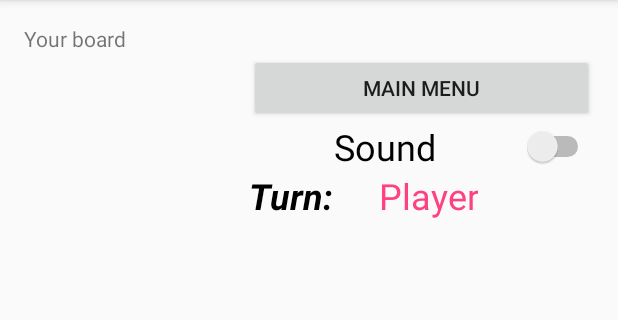
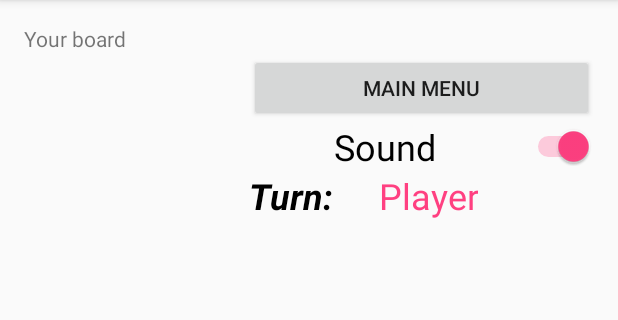
Before and after one commit to MichaelsPlayground/Java-Android-Battleship-Org, an Android app: the GameActivity screen opened directly, with no data from a screen before it, on a phone screen of 412 x 824 dp, the part 84-404 px from its top. Run offline under Robolectric (Android 15) with nearby library versions, the phone set to English and light mode, and no system bars.

```diff
--- a/app/src/main/java/edu/utep/cs/cs4330/battleship/DeploymentActivity.java
+++ b/app/src/main/java/edu/utep/cs/cs4330/battleship/DeploymentActivity.java
@@ -62,8 +62,8 @@ public class DeploymentActivity extends AppCompatActivity implements DeploymentB
             public void onCheckedChanged(RadioGroup group, int checkedId) {
                 if(checkedId == R.id.radioRandom)
                     strategy = "random";
-                else if(checkedId == R.id.radioSmart)
-                    strategy = "smart";
+                else if(checkedId == R.id.radioSweep)
+                    strategy = "sweep";
 
                 checkReady();
             }
--- a/app/src/main/java/edu/utep/cs/cs4330/battleship/GameActivity.java
+++ b/app/src/main/java/edu/utep/cs/cs4330/battleship/GameActivity.java
@@ -16,14 +16,17 @@ import android.view.MenuItem;
 import android.view.View;
 import android.widget.CompoundButton;
 import android.widget.Switch;
+import android.widget.TextView;
 
 import com.google.gson.Gson;
 
 public class GameActivity extends AppCompatActivity implements Game.GameListener {
     // Views
-    private SpectatorBoardView spectatorBoardView;
+    private BoardView spectatorBoardView;
     private BoardView opponentBoardView;
     private Switch switchSound;
+
+    private TextView textCurrentPlayer;
 
     private Game game;
 
@@ -40,13 +43,21 @@ public class GameActivity extends AppCompatActivity implements Game.GameListener
 
     @Override
     public void onTurnChange(Player currentPlayer) {
+        /*Log.d("Debug", "Turn change");
         if(currentPlayer instanceof AIPlayer){
+            Log.d("Debug", "AI's turn");
+            textCurrentPlayer.setText("AI");
             opponentBoardView.disableBoardTouch = true;
-            currentPlayer.board.hit(currentPlayer.onOwnTurn());
+            Vector2 simulatedPlay = currentPlayer.onOwnTurn();
+            boolean hit = playerBoard.hit(simulatedPlay);
+
+            opponentBoardView.invalidate();
+            spectatorBoardView.invalidate();
         }
         else{
-            opponentBoardView.disableBoardTouch = true;
-        }
+            textCurrentPlayer.setText("Player");
+            opponentBoardView.disableBoardTouch = false;
+        }*/
     }
 
     @Override
@@ -98,8 +109,10 @@ public class GameActivity extends AppCompatActivity implements Game.GameListener
                 })
                 .setIcon(android.R.drawable.ic_dialog_alert);
 
-        spectatorBoardView = (SpectatorBoardView) findViewById(R.id.spectatorBoardView);
+        spectatorBoardView = (BoardView) findViewById(R.id.spectatorBoardView);
         opponentBoardView = (BoardView) findViewById(R.id.opponentBoardView);
+
+        textCurrentPlayer = (TextView)findViewById(R.id.textCurrentPlayer);
 
         switchSound = (Switch) findViewById(R.id.switchSound);
         switchSound.setOnCheckedChangeListener(new CompoundButton.OnCheckedChangeListener() {
@@ -113,18 +126,20 @@ public class GameActivity extends AppCompatActivity implements Game.GameListener
         if(extras == null)
             return;
 
-        String jsonMyObject;
+        /*String jsonMyObject;
         jsonMyObject = extras.getString("BOARD");
         if(jsonMyObject != null) {
             playerBoard = new Gson().fromJson(jsonMyObject, Board.class);
+
             playerBoard.addBoardListener(new Board.BoardListener() {
                 @Override
                 public void onShipHit(Ship ship) {
-                    playSound(Sound.Hit);
-
+                    //playSound(Sound.Hit);
+                    Log.d("Debug", "AI damaged ship: " + ship.health);
                     if(ship.isDestroyed()) {
                         playSound(Sound.Sink);
                         playerBoardSunkShips++;
+                        Log.d("Debug", "AI sunk a ship");
                     }
 
                     if(playerBoardSunkShips >= playerBoard.totalShips)
@@ -135,12 +150,32 @@ public class GameActivity extends AppCompatActivity implements Game.GameListener
                 public void onShipMiss() {
 
                 }
+
+                @Override
+                public void onHitOutOfBounds(){
+
+                }
             });
-            spectatorBoardView.setBoard(playerBoard);
         }
-        Player playerCPU = new AIPlayer(playerBoard, true, new RandomStrategy());
 
+        spectatorBoardView.setBoard(playerBoard);
+
+        String strategyText = extras.getString("STRATEGY");
+        Strategy strategy = new RandomStrategy();
+        if(strategyText != null){
+            if(strategyText.equalsIgnoreCase("random"))
+                strategy = new RandomStrategy();
+            else if(strategyText.equalsIgnoreCase("sweep"))
+                strategy = new SweepStrategy();
+        }
+
+
+
+        Player playerCPU = new AIPlayer(playerBoard, false, strategy);
+
+*/
         cpuBoard = new Board(10);
+        cpuBoard.addRandomShips();
         cpuBoard.addBoardListener(new Board.BoardListener() {
             @Override
             public void onShipHit(Ship ship) {
@@ -159,12 +194,18 @@ public class GameActivity extends AppCompatActivity implements Game.GameListener
             public void onShipMiss() {
 
             }
+
+            @Override
+            public void onHitOutOfBounds(){
+
+            }
         });
-        cpuBoard.addRandomShips();
+
         opponentBoardView.setBoard(cpuBoard);
         Player playerHuman = new Player(cpuBoard, true);
 
         game = new Game(playerHuman, playerCPU);
+        game.addBoardListener(this);
     }
 
     @Override
--- a/app/src/main/java/edu/utep/cs/cs4330/battleship/Place.java
+++ b/app/src/main/java/edu/utep/cs/cs4330/battleship/Place.java
@@ -2,6 +2,8 @@
  * Author: Jose Perez <josegperez@mail.com>
  */
 package edu.utep.cs.cs4330.battleship;
+
+import android.util.Log;
 
 public class Place {
     private Vector2 position;
@@ -33,8 +35,9 @@ public class Place {
     public void setHit(boolean isHit) {
         hit = isHit;
 
-        if (isHit == true && ship != null)
+        if (isHit == true && ship != null) {
             ship.hit();
+        }
     }
 
     public boolean isHit() {
--- a/app/src/main/java/edu/utep/cs/cs4330/battleship/Ship.java
+++ b/app/src/main/java/edu/utep/cs/cs4330/battleship/Ship.java
@@ -4,6 +4,7 @@
 package edu.utep.cs.cs4330.battleship;
 
 import android.graphics.Color;
+import android.util.Log;
 
 import java.util.ArrayList;
 import java.util.List;
@@ -53,6 +54,7 @@ public class Ship {
     }
 
     public void hit() {
+        Log.d("Debug", toString() + ", decreasing health to " + health);
         health--;
         if (health < 0)
             health = 0;
--- a/app/src/main/res/layout/activity_deployment.xml
+++ b/app/src/main/res/layout/activity_deployment.xml
@@ -75,10 +75,10 @@
                     android:layout_weight="1" />
 
                 <RadioButton
-                    android:text="Smart"
+                    android:text="Sweep"
                     android:layout_width="wrap_content"
                     android:layout_height="wrap_content"
-                    android:id="@+id/radioSmart"
+                    android:id="@+id/radioSweep"
                     android:layout_weight="1" />
             </RadioGroup>
 
--- a/app/src/main/res/layout/activity_game.xml
+++ b/app/src/main/res/layout/activity_game.xml
@@ -37,7 +37,7 @@
                     android:id="@+id/textView"
                     android:layout_weight="1" />
 
-                <edu.utep.cs.cs4330.battleship.SpectatorBoardView
+                <edu.utep.cs.cs4330.battleship.BoardView
                     android:id="@+id/spectatorBoardView"
                     android:layout_weight="1"
                     android:layout_marginTop="10dp"
@@ -67,7 +67,8 @@
                     android:id="@+id/switchSound"
                     android:layout_weight="1"
                     android:textSize="24sp"
-                    android:textAlignment="center" />
+                    android:textAlignment="center"
+                    android:checked="true" />
 
                 <LinearLayout
                     android:orientation="horizontal"
@@ -92,7 +93,7 @@
                     <TextView
                         android:text="Player"
                         android:layout_height="wrap_content"
-                        android:id="@+id/textView5"
+                        android:id="@+id/textCurrentPlayer"
                         android:layout_weight="1"
                         android:textSize="24sp"
                         android:textAlignment="textEnd"
```
Also changed, not shown: app/src/main/java/edu/utep/cs/cs4330/battleship/Board.java (+10 -1 lines), app/src/main/java/edu/utep/cs/cs4330/battleship/Game.java (+10 -15 lines), app/src/main/java/edu/utep/cs/cs4330/battleship/RandomStrategy.java (+18 -1 lines), app/src/main/java/edu/utep/cs/cs4330/battleship/SmartStrategy.java (deleted, +0 -8 lines), app/src/main/java/edu/utep/cs/cs4330/battleship/SpectatorBoardView.java (+8 -3 lines), app/src/main/java/edu/utep/cs/cs4330/battleship/SweepStrategy.java (added, +29 -0 lines).
